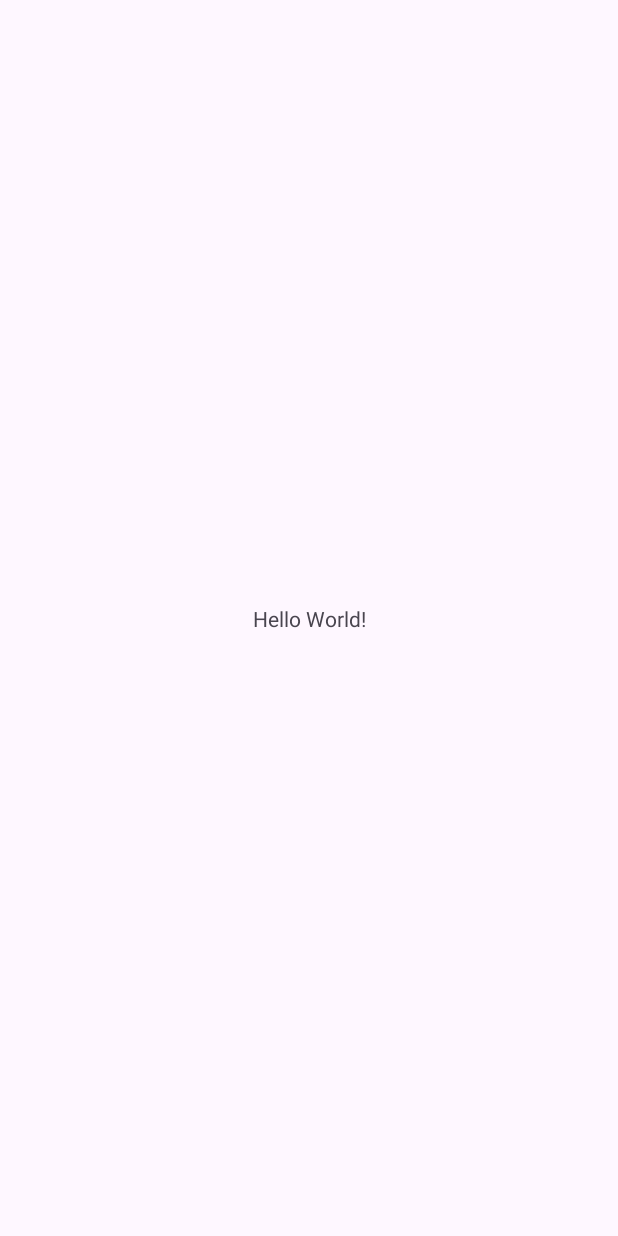
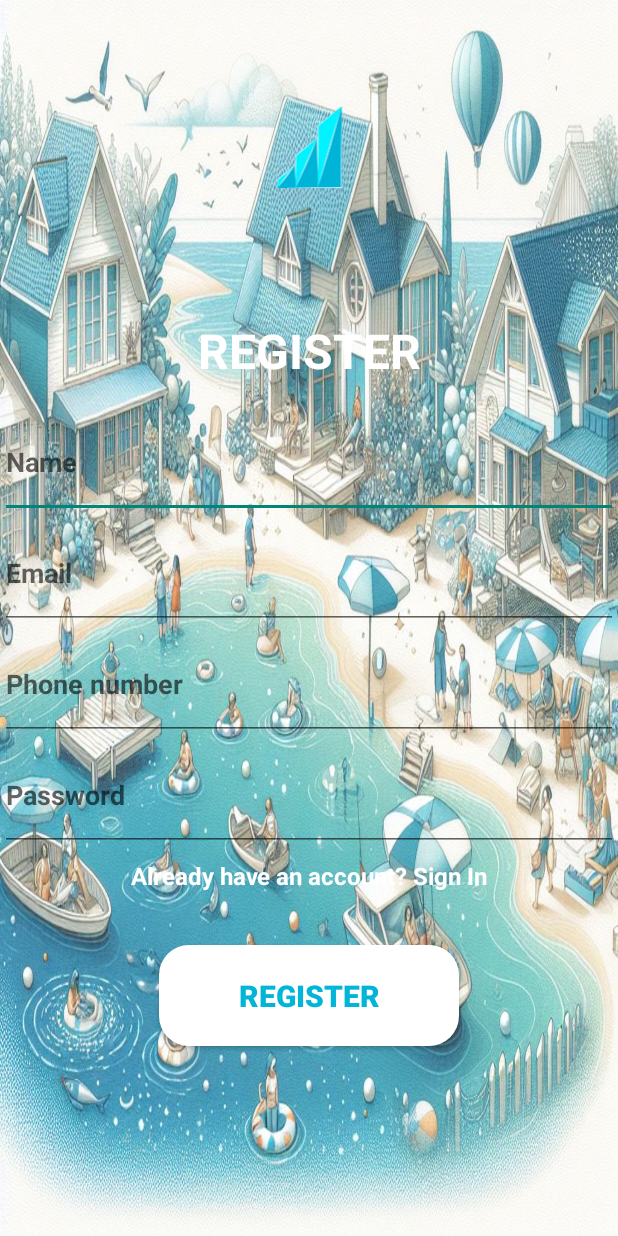
Before and after one commit to badrEladraoui1/SyndiSync, an Android app: the screen it shows after launch (MainActivity), on a phone screen of 412 x 824 dp. Before the commit the screen is almost empty. Run offline under Robolectric (Android 15) with nearby library versions, the phone set to English and light mode, and no system bars.

Commit message:
added interfaces for login and signup

```diff
--- a/app/src/main/java/com/example/syndisync/MainActivity.java
+++ b/app/src/main/java/com/example/syndisync/MainActivity.java
@@ -13,6 +13,6 @@ public class MainActivity extends AppCompatActivity {
         SplashScreen splashScreen = SplashScreen.installSplashScreen(this);
 
         super.onCreate(savedInstanceState);
-        setContentView(R.layout.activity_main);
+        setContentView(R.layout.activity_register_2);
     }
 }
--- /dev/null
+++ b/app/src/main/res/drawable/baseline_done_all_24.xml
@@ -0,0 +1,5 @@
+<vector android:height="24dp" android:tint="#077DA8"
+    android:viewportHeight="24" android:viewportWidth="24"
+    android:width="24dp" xmlns:android="http://schemas.android.com/apk/res/android">
+    <path android:fillColor="@android:color/white" android:pathData="M18,7l-1.41,-1.41 -6.34,6.34 1.41,1.41L18,7zM22.24,5.59L11.66,16.17 7.48,12l-1.41,1.41L11.66,19l12,-12 -1.42,-1.41zM0.41,13.41L6,19l1.41,-1.41L1.83,12 0.41,13.41z"/>
+</vector>
--- /dev/null
+++ b/app/src/main/res/drawable/button_background.xml
@@ -0,0 +1,5 @@
+<?xml version="1.0" encoding="utf-8"?>
+<shape xmlns:android="http://schemas.android.com/apk/res/android">
+    <solid android:color="@color/white" />
+    <corners android:radius="20dp" />
+</shape>
--- /dev/null
+++ b/app/src/main/res/drawable/logo_shape.xml
@@ -0,0 +1,107 @@
+<animated-vector
+    xmlns:android="http://schemas.android.com/apk/res/android"
+    xmlns:aapt="http://schemas.android.com/aapt">
+    <aapt:attr name="android:drawable">
+        <vector
+            android:name="vector"
+            android:width="288dp"
+            android:height="288dp"
+            android:viewportWidth="288"
+            android:viewportHeight="288">
+            <group
+                android:name="group"
+                android:pivotX="144"
+                android:pivotY="144"
+                android:scaleX="0.85"
+                android:scaleY="0.85">
+                <path
+                    android:name="path"
+                    android:pathData="M 127.93 164.38 L 127.12 165.42 L 127.12 165.43 L 125.06 168.06 C 125.054 168.065 125.049 168.071 125.045 168.078 C 125.042 168.084 125.04 168.092 125.04 168.1 L 108.21 189.64 L 108.2 189.64 C 108.194 189.645 108.191 189.652 108.19 189.66 L 107 191.18 L 107 181.29 L 127.11 165.05 L 127.11 165.04 L 127.93 164.38 Z"
+                    android:fillColor="#00F3FF"
+                    android:strokeWidth="1"/>
+                <path
+                    android:name="path_1"
+                    android:pathData="M 153.57 132.88 L 152.59 135.11 C 152.58 135.122 152.573 135.135 152.57 135.15 L 128.62 189.62 C 128.616 189.634 128.609 189.648 128.6 189.66 L 128.07 190.87 L 127.93 191.18 L 127.93 153.59 L 152.58 133.68 L 153.57 132.88 Z"
+                    android:fillColor="#00F3FF"
+                    android:strokeWidth="1"/>
+                <path
+                    android:name="path_2"
+                    android:pathData="M 181.12 97 L 180.19 100.19 L 180.18 100.2 C 180.18 100.2 180.19 100.2 180.18 100.21 C 180.179 100.221 180.176 100.231 180.17 100.24 L 180.17 100.26 C 180.167 100.284 180.16 100.308 180.15 100.33 L 180.14 100.33 C 180.128 100.366 180.118 100.403 180.11 100.44 L 154.76 187.11 L 154.76 187.14 L 154.73 187.25 L 153.8 190.41 L 153.57 191.18 L 153.57 119.25 L 178.27 99.3 C 178.28 99.3 178.29 99.29 178.3 99.28 L 181.12 97 Z"
+                    android:fillColor="#00F3FF"
+                    android:strokeWidth="1"/>
+                <path
+                    android:name="path_3"
+                    android:pathData="M 181.12 97 L 181.12 191.18 L 153.57 191.18 L 153.8 190.41 L 154.73 187.25 L 154.76 187.14 L 154.76 187.11 L 180.11 100.44 C 180.118 100.403 180.128 100.366 180.14 100.33 L 180.15 100.33 C 180.16 100.308 180.167 100.284 180.17 100.26 L 180.17 100.24 C 180.176 100.231 180.179 100.221 180.18 100.21 C 180.19 100.2 180.18 100.2 180.18 100.2 L 180.19 100.19 L 181.12 97 Z"
+                    android:fillColor="#00b4d8"
+                    android:strokeWidth="1"/>
+                <path
+                    android:name="path_4"
+                    android:pathData="M 153.57 132.88 L 153.57 191.18 L 127.93 191.18 L 128.07 190.87 L 128.6 189.66 C 128.609 189.648 128.616 189.634 128.62 189.62 L 152.57 135.15 C 152.573 135.135 152.58 135.122 152.59 135.11 L 153.57 132.88 Z"
+                    android:fillColor="#00b4d8"
+                    android:strokeWidth="1"/>
+                <path
+                    android:name="path_5"
+                    android:pathData="M 127.93 164.38 L 127.93 191.18 L 107 191.18 L 108.19 189.66 C 108.191 189.652 108.194 189.645 108.2 189.64 L 108.21 189.64 L 125.09 168.02 L 127.12 165.42 L 127.93 164.38 Z"
+                    android:fillColor="#00b4d8"
+                    android:strokeWidth="1"/>
+                <path
+                    android:name="path_6"
+                    android:pathData="M 178.27 99.3 C 176.33 101.09 174.35 102.81 172.37 104.54 C 170.39 106.31 168.37 108.03 166.36 109.76 L 160.28 114.9 L 154.51 119.69 L 154.55 126.01 C 154.56 128.27 154.57 130.52 154.56 132.78 C 154.54 137.28 154.52 141.79 154.44 146.3 C 154.42 148.55 154.37 150.81 154.32 153.06 C 154.27 155.31 154.21 157.57 154.14 159.82 C 154.07 162.07 153.98 164.33 153.89 166.58 C 153.8 168.83 153.71 171.09 153.57 173.35 C 153.43 171.09 153.34 168.84 153.24 166.58 C 153.14 164.32 153.05 162.08 152.99 159.82 C 152.93 157.56 152.86 155.32 152.82 153.06 C 152.78 150.8 152.71 148.55 152.69 146.3 C 152.63 142.57 152.6 138.83 152.59 135.11 C 152.59 134.67 152.58 134.24 152.58 133.81 L 152.58 133.68 L 153.57 132.88 L 153.57 119.25 L 178.27 99.3 Z"
+                    android:fillColor="#caf0f8"
+                    android:strokeWidth="1"/>
+                <path
+                    android:name="path_7"
+                    android:pathData="M 153.57 132.88 C 153.237 133.2 152.907 133.51 152.58 133.81 C 150.9 135.4 149.19 136.93 147.48 138.46 C 145.42 140.28 143.35 142.09 141.26 143.87 C 139.17 145.65 137.06 147.41 134.95 149.16 C 132.94 150.79 130.95 152.46 128.92 154.07 C 128.9 156.33 128.91 158.6 128.85 160.86 C 128.81 163.29 128.77 165.71 128.68 168.14 C 128.62 170.56 128.51 172.98 128.4 175.41 C 128.27 177.83 128.14 180.26 127.93 182.68 C 127.73 180.26 127.6 177.83 127.47 175.41 C 127.36 172.98 127.25 170.56 127.19 168.14 C 127.16 167.24 127.13 166.33 127.12 165.43 L 127.12 165.42 C 127.107 165.357 127.103 165.293 127.11 165.23 C 127.1 165.17 127.1 165.109 127.11 165.05 L 127.11 165.04 L 127.93 164.38 L 127.93 153.59 L 152.58 133.68 L 153.57 132.88 Z"
+                    android:fillColor="#caf0f8"
+                    android:strokeWidth="1"/>
+                <path
+                    android:name="path_8"
+                    android:pathData="M 127.93 164.38 C 127.66 164.67 127.39 164.95 127.11 165.23 C 125.81 166.57 124.47 167.85 123.1 169.11 C 121.45 170.63 119.76 172.11 118.05 173.56 C 117.21 174.3 116.33 174.99 115.47 175.71 C 114.61 176.43 113.73 177.13 112.85 177.82 C 111.97 178.51 111.1 179.23 110.2 179.9 C 109.39 180.5 108.59 181.12 107.78 181.71 C 107.71 183.22 107.63 184.73 107.51 186.23 C 107.37 187.88 107.23 189.53 107 191.18 L 107 181.29 L 127.11 165.05 L 127.11 165.04 L 127.93 164.38 Z M 181.12 109.18 L 181.12 191.18 L 116.84 191.18 C 120.53 191.04 124.23 190.96 127.93 190.87 L 128.07 190.87 L 132.91 190.75 L 140.94 190.59 L 148.98 190.46 L 153.57 190.41 L 153.8 190.41 L 165.05 190.29 L 180.14 190.21 C 180.12 183.7 180.123 177.19 180.15 170.68 C 180.15 163.85 180.23 157.01 180.28 150.18 L 180.41 139.93 L 180.59 129.68 L 180.83 119.43 C 180.9 116.01 181 112.6 181.12 109.18 Z"
+                    android:fillColor="#caf0f8"
+                    android:strokeWidth="1"/>
+                <path
+                    android:name="path_9"
+                    android:pathData="M 126.24 166.11 C 126.17 166.23 125.75 166.95 125.06 168.06 C 125.054 168.065 125.049 168.071 125.046 168.078 C 125.042 168.085 125.041 168.092 125.04 168.1 L 108.21 189.64 L 108.19 189.66 C 108.191 189.652 108.195 189.645 108.2 189.64 C 108.31 189.45 109.22 187.89 110.67 185.72 C 111.44 184.55 112.36 183.21 113.38 181.8 C 114.4 180.39 115.51 178.9 116.62 177.42 C 117.77 175.96 118.9 174.49 120.01 173.15 C 121.12 171.81 122.16 170.56 123.09 169.51 C 124.82 167.53 126.1 166.24 126.24 166.11 Z M 152.57 135.15 L 128.62 189.62 C 128.616 189.634 128.609 189.648 128.6 189.66 C 128.6 189.66 128.92 188.78 129.5 187.26 C 130.1 185.74 130.91 183.55 131.96 180.96 C 132.99 178.37 134.23 175.35 135.59 172.13 C 136.95 168.91 138.43 165.5 139.91 162.08 C 141.42 158.68 142.93 155.27 144.4 152.1 C 145.85 148.93 147.23 145.98 148.45 143.46 C 149.65 140.94 150.71 138.86 151.43 137.4 C 152.063 136.12 152.48 135.33 152.57 135.15 Z M 178.95 103.89 C 179.54 102.12 179.94 100.92 180.11 100.44 L 154.76 187.11 C 154.87 186.7 155.18 185.42 155.68 183.46 C 156.32 181.07 157.17 177.62 158.3 173.52 C 159.43 169.42 160.7 164.63 162.15 159.51 C 163.58 154.39 165.16 148.95 166.74 143.5 C 168.34 138.07 169.94 132.63 171.5 127.55 C 173.03 122.46 174.55 117.73 175.8 113.67 C 177.05 109.61 178.2 106.25 178.95 103.89 Z M 180.17 100.258 C 180.166 100.282 180.16 100.306 180.15 100.328 L 180.14 100.328 C 180.148 100.304 180.158 100.281 180.17 100.258 Z"
+                    android:fillColor="#caf0f8"
+                    android:strokeWidth="1"/>
+                <path
+                    android:name="path_10"
+                    android:pathData="M 108.2 189.64 L 108.21 189.64 L 108.19 189.66 C 108.191 189.652 108.195 189.645 108.2 189.64 Z"
+                    android:fillColor="#caf0f8"
+                    android:strokeWidth="1"/>
+                <path
+                    android:name="path_11"
+                    android:pathData="M 125.09 168.02 C 124.72 168.59 124.28 169.28 123.77 170.04 C 123 171.2 122.08 172.54 121.06 173.95 C 120.04 175.36 118.93 176.85 117.81 178.33 C 116.67 179.8 115.54 181.26 114.43 182.6 C 113.32 183.94 112.27 185.19 111.35 186.24 C 109.63 188.21 108.36 189.49 108.21 189.64 L 125.09 168.02 Z M 152.59 135.11 C 152.59 135.11 152.28 135.99 151.69 137.51 C 151.1 139.03 150.28 141.22 149.24 143.81 C 148.2 146.4 146.96 149.42 145.6 152.64 C 144.26 155.86 142.77 159.27 141.28 162.69 C 139.77 166.09 138.26 169.49 136.8 172.66 C 135.34 175.83 133.96 178.79 132.74 181.31 C 131.54 183.83 130.48 185.91 129.77 187.37 C 129.13 188.65 128.71 189.44 128.62 189.62 L 152.57 135.15 C 152.574 135.136 152.581 135.122 152.59 135.11 Z"
+                    android:fillColor="#caf0f8"
+                    android:strokeWidth="1"/>
+                <path
+                    android:name="path_12"
+                    android:pathData="M 180.17 100.258 C 180.167 100.282 180.16 100.306 180.15 100.328 C 180.05 100.738 179.73 102.008 179.23 103.968 C 178.6 106.358 177.74 109.808 176.61 113.908 C 175.48 118.008 174.21 122.798 172.77 127.918 C 171.33 133.038 169.75 138.478 168.18 143.928 C 166.57 149.358 164.97 154.798 163.41 159.878 C 161.88 164.968 160.36 169.698 159.11 173.758 C 157.86 177.818 156.71 181.178 155.96 183.538 C 155.27 185.598 154.85 186.898 154.75 187.188 C 154.749 187.171 154.752 187.153 154.76 187.138 L 154.76 187.108 L 180.11 100.438 C 180.118 100.401 180.128 100.364 180.14 100.328 C 180.149 100.304 180.159 100.281 180.17 100.258 Z"
+                    android:fillColor="#caf0f8"
+                    android:strokeWidth="1"/>
+            </group>
+        </vector>
+    </aapt:attr>
+    <target android:name="group">
+        <aapt:attr name="android:animation">
+            <set>
+                <objectAnimator
+                    android:propertyName="scaleX"
+                    android:startOffset="200"
+                    android:duration="500"
+                    android:valueFrom="0"
+                    android:valueTo="0.85"
+                    android:valueType="floatType"
+                    android:interpolator="@android:anim/overshoot_interpolator"/>
+                <objectAnimator
+                    android:propertyName="scaleY"
+                    android:startOffset="200"
+                    android:duration="500"
+                    android:valueFrom="0"
+                    android:valueTo="0.85"
+                    android:valueType="floatType"
+                    android:interpolator="@android:anim/overshoot_interpolator"/>
+            </set>
+        </aapt:attr>
+    </target>
+</animated-vector>
--- /dev/null
+++ b/app/src/main/res/drawable/password_magic.xml
@@ -0,0 +1,5 @@
+<vector android:height="24dp" android:tint="#077DA8"
+    android:viewportHeight="24" android:viewportWidth="24"
+    android:width="24dp" xmlns:android="http://schemas.android.com/apk/res/android">
+    <path android:fillColor="@android:color/white" android:pathData="M7.5,5.6L10,7 8.6,4.5 10,2 7.5,3.4 5,2l1.4,2.5L5,7zM19.5,15.4L17,14l1.4,2.5L17,19l2.5,-1.4L22,19l-1.4,-2.5L22,14zM22,2l-2.5,1.4L17,2l1.4,2.5L17,7l2.5,-1.4L22,7l-1.4,-2.5zM14.37,7.29c-0.39,-0.39 -1.02,-0.39 -1.41,0L1.29,18.96c-0.39,0.39 -0.39,1.02 0,1.41l2.34,2.34c0.39,0.39 1.02,0.39 1.41,0L16.7,11.05c0.39,-0.39 0.39,-1.02 0,-1.41l-2.33,-2.35zM13.34,12.78l-2.12,-2.12 2.44,-2.44 2.12,2.12 -2.44,2.44z"/>
+</vector>
--- /dev/null
+++ b/app/src/main/res/layout/activity_login_2.xml
@@ -0,0 +1,79 @@
+<?xml version="1.0" encoding="utf-8"?>
+<LinearLayout xmlns:android="http://schemas.android.com/apk/res/android"
+    xmlns:app="http://schemas.android.com/apk/res-auto"
+    xmlns:tools="http://schemas.android.com/tools"
+    android:layout_width="match_parent"
+    android:layout_height="match_parent"
+    android:orientation="vertical"
+    android:background="@drawable/sky_blue_house"    >
+
+    <ImageView
+        android:id="@+id/imageView2"
+        android:layout_width="414dp"
+        android:layout_height="196dp"
+        android:layout_gravity="center"
+        android:src="@drawable/logo_shape" />
+
+    <TextView
+        android:id="@+id/textView2"
+        android:layout_width="match_parent"
+        android:layout_height="75dp"
+        android:gravity="center"
+        android:text="@string/login2"
+        android:textColor="@color/white"
+        android:textSize="32sp"
+        android:textStyle="bold" />
+
+    <LinearLayout
+        android:layout_width="match_parent"
+        android:layout_height="match_parent"
+        android:orientation="vertical">
+
+        <EditText
+            android:id="@+id/editTextTextEmailAddress"
+            android:layout_width="match_parent"
+            android:layout_height="74dp"
+            android:autofillHints="EmailAddress"
+            android:ems="10"
+            android:drawableEnd="@drawable/baseline_done_all_24"
+            android:hint="@string/email"
+            android:inputType="textEmailAddress"
+            android:textStyle="bold" />
+
+        <EditText
+            android:id="@+id/editTextTextPassword"
+            android:layout_width="match_parent"
+            android:layout_height="74dp"
+            android:drawableEnd="@drawable/password_magic"
+            android:ems="10"
+            android:hint="@string/password"
+            android:inputType="textPassword"
+            android:textStyle="bold" />
+
+        <TextView
+            android:id="@+id/textView3"
+            android:layout_width="match_parent"
+            android:layout_height="wrap_content"
+            android:layout_margin="5sp"
+            android:gravity="end"
+            android:text="@string/forgot_password"
+            android:textColor="@color/white"
+            android:textSize="16sp"
+            android:textStyle="bold" />
+
+        <Button
+            android:layout_width="200sp"
+            android:layout_height="wrap_content"
+            android:layout_gravity="center"
+            android:layout_marginTop="30sp"
+            android:background="@drawable/button_background"
+            android:padding="20sp"
+            android:text="Login"
+            android:textColor="@color/skyBlue"
+            android:textSize="20sp"
+            android:textStyle="bold" />
+
+
+    </LinearLayout>
+
+</LinearLayout>
--- /dev/null
+++ b/app/src/main/res/layout/activity_register_2.xml
@@ -0,0 +1,98 @@
+<?xml version="1.0" encoding="utf-8"?>
+<LinearLayout xmlns:android="http://schemas.android.com/apk/res/android"
+    xmlns:app="http://schemas.android.com/apk/res-auto"
+    xmlns:tools="http://schemas.android.com/tools"
+    android:layout_width="match_parent"
+    android:layout_height="match_parent"
+    android:orientation="vertical"
+    android:background="@drawable/sky_blue_house"
+    >
+
+    <ImageView
+        android:id="@+id/imageView2"
+        android:layout_width="414dp"
+        android:layout_height="196dp"
+        android:layout_gravity="center"
+        android:src="@drawable/logo_shape" />
+
+    <TextView
+        android:id="@+id/textView2"
+        android:layout_width="match_parent"
+        android:layout_height="75dp"
+        android:gravity="center"
+        android:text="@string/register"
+        android:textColor="@color/white"
+        android:textSize="32sp"
+        android:textStyle="bold" />
+
+    <LinearLayout
+        android:layout_width="match_parent"
+        android:layout_height="match_parent"
+        android:orientation="vertical">
+
+
+        <EditText
+            android:id="@+id/editTextTextEmailAddress2"
+            android:layout_width="match_parent"
+            android:layout_height="74dp"
+            android:hint="@string/name"
+            android:ems="10"
+            android:textStyle="bold"
+            android:inputType="text"
+            android:autofillHints="Name" />
+
+        <EditText
+            android:id="@+id/editTextTextEmailAddress"
+            android:layout_width="match_parent"
+            android:layout_height="74dp"
+            android:autofillHints="EmailAddress"
+            android:ems="10"
+            android:hint="@string/email"
+            android:inputType="textEmailAddress"
+            android:textStyle="bold" />
+
+        <EditText
+            android:id="@+id/editTextPhone"
+            android:layout_width="match_parent"
+            android:layout_height="74dp"
+            android:textStyle="bold"
+            android:hint="@string/phone_number"
+            android:ems="10"
+            android:inputType="phone" />
+
+        <EditText
+            android:id="@+id/editTextTextPassword"
+            android:layout_width="match_parent"
+            android:layout_height="74dp"
+            android:ems="10"
+            android:hint="@string/password"
+            android:inputType="textPassword"
+            android:textStyle="bold" />
+
+        <TextView
+            android:id="@+id/textView3"
+            android:layout_width="match_parent"
+            android:layout_height="wrap_content"
+            android:layout_margin="5sp"
+            android:gravity="center"
+            android:text="@string/signup_login_hint"
+            android:textColor="@color/white"
+            android:textSize="16sp"
+            android:textStyle="bold" />
+
+        <Button
+            android:layout_width="200sp"
+            android:layout_height="wrap_content"
+            android:layout_gravity="center"
+            android:layout_marginTop="30sp"
+            android:background="@drawable/button_background"
+            android:padding="20sp"
+            android:text="@string/register"
+            android:textSize="20sp"
+            android:textStyle="bold"
+            android:textColor="@color/skyBlue" />
+
+
+    </LinearLayout>
+
+</LinearLayout>
--- a/app/src/main/res/values-night/themes.xml
+++ b/app/src/main/res/values-night/themes.xml
@@ -1,6 +1,6 @@
 <resources xmlns:tools="http://schemas.android.com/tools">
     <!-- Base application theme. -->
-    <style name="Base.Theme.SyndiSync" parent="Theme.Material3.DayNight.NoActionBar">
+    <style name="Base.Theme.SyndiSync" parent="Theme.AppCompat.Light.NoActionBar">
         <!-- Customize your dark theme here. -->
         <!-- <item name="colorPrimary">@color/my_dark_primary</item> -->
     </style>
--- a/app/src/main/res/values/colors.xml
+++ b/app/src/main/res/values/colors.xml
@@ -14,4 +14,8 @@
     <!--colros for card-->
     <color name="whiteCardColor">#fff</color>
     <color name="blue">#0000FF</color>
+
+    <!--colors for me-->
+    <color name="skyBlue">#01b5d8</color>
+
 </resources>
--- a/app/src/main/res/values/strings.xml
+++ b/app/src/main/res/values/strings.xml
@@ -6,4 +6,10 @@
     <string name="login_signup_hint">Don\'t have an account? Sign Up</string>
     <string name="login">Login</string>
     <string name="app_name">SyndiSync</string>
+    <string name="forgot_password">Forgot Password ?</string>
+    <string name="password">Password</string>
+    <string name="email">Email</string>
+    <string name="login2">Login</string>
+    <string name="name">Name</string>
+    <string name="phone_number">Phone number</string>
 </resources>
--- a/app/src/main/res/values/themes.xml
+++ b/app/src/main/res/values/themes.xml
@@ -1,6 +1,6 @@
 <resources xmlns:tools="http://schemas.android.com/tools">
     <!-- Base application theme. -->
-    <style name="Base.Theme.SyndiSync" parent="Theme.Material3.DayNight.NoActionBar">
+    <style name="Base.Theme.SyndiSync" parent="Theme.AppCompat.Light.NoActionBar">
         <!-- Customize your light theme here. -->
         <!-- <item name="colorPrimary">@color/my_light_primary</item> -->
     </style>
```
Also changed, not shown: app/src/main/res/drawable/cool_bg.jpg (added), app/src/main/res/drawable/cool_moon_bg.jpg (added), app/src/main/res/drawable/cool_sky_bg.jpg (added), app/src/main/res/drawable/house_bg.jpg (added), app/src/main/res/drawable/sky_blue_house.jpg (added), 2 other files.
